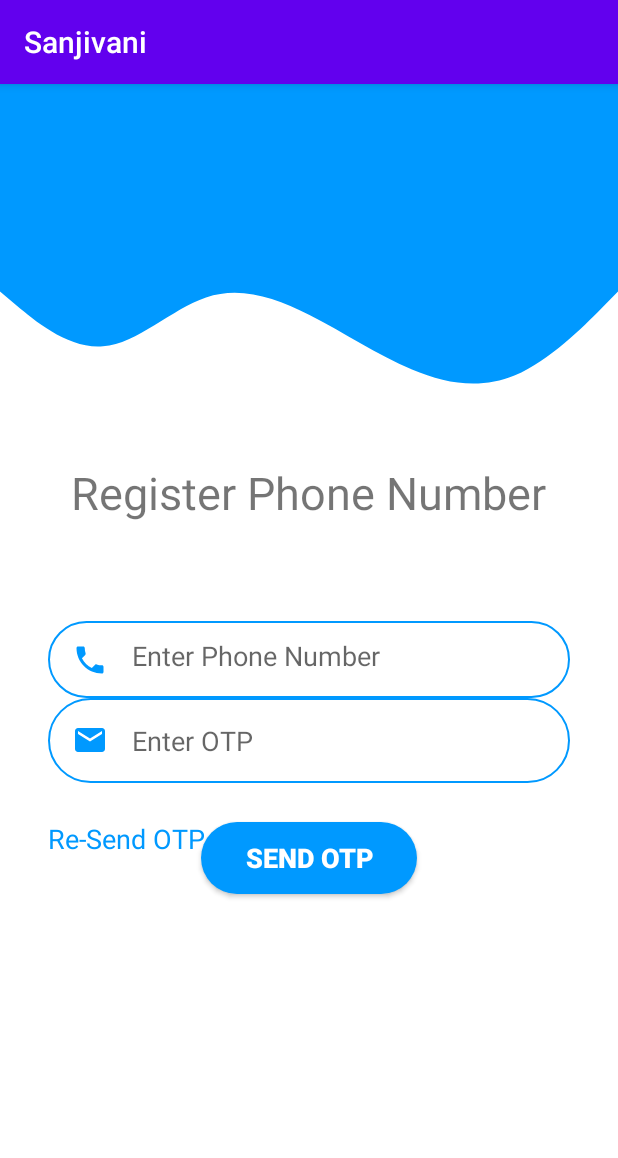
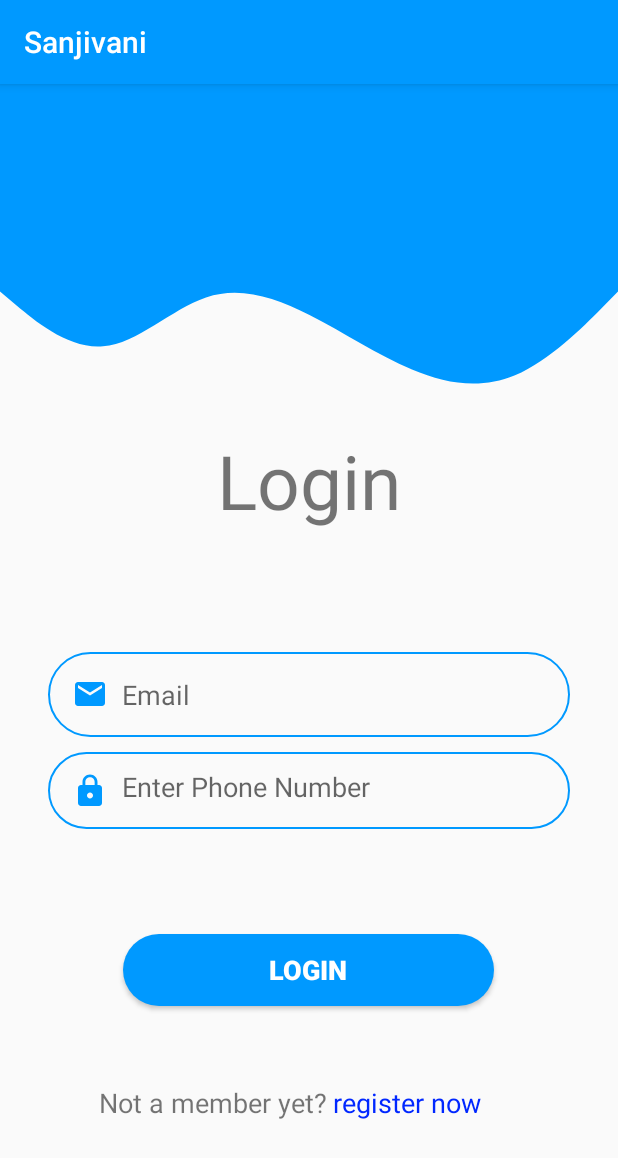
Before and after one commit to harsh47sharma/Sanjivani, an Android app: the screen it shows after launch (SignUpActivity before the commit, LoginPage after it), on a phone screen of 412 x 824 dp. Shown: the top 1158 px of the screen. Run offline under Robolectric (Android 15) with nearby library versions, the light colour scheme and no system bars; Roboto replaces fonts that are not available here.

Commit message:
loginpage added

```diff
--- a/app/src/main/AndroidManifest.xml
+++ b/app/src/main/AndroidManifest.xml
@@ -9,14 +9,19 @@
         android:roundIcon="@mipmap/ic_launcher_round"
         android:supportsRtl="true"
         android:theme="@style/AppTheme">
+        <activity android:name=".LoginPage"></activity>
         <activity
             android:name=".NavigationActivity"
             android:label="@string/title_activity_navigation"
-            android:theme="@style/AppTheme.NoActionBar"></activity>
-        <activity android:name=".SettingsActivity"></activity>
+            android:theme="@style/AppTheme.NoActionBar" />
+        <activity android:name=".SettingsActivity" />
         <activity android:name=".EditProfileActivity" />
-        <activity android:name=".CaptureUserInformation" />
-        <activity android:name=".SignUpActivity" />
+        <activity
+            android:name=".CaptureUserInformation"
+            android:theme="@style/Theme.AppCompat.Light.NoActionBar" />
+        <activity
+            android:name=".SignUpActivity"
+            android:theme="@style/Theme.AppCompat.Light.NoActionBar" />
         <activity
             android:name=".MainActivity"
             android:theme="@style/Theme.AppCompat.Light.NoActionBar">
--- /dev/null
+++ b/app/src/main/java/com/collection/sanjivani/LoginPage.java
@@ -0,0 +1,30 @@
+package com.collection.sanjivani;
+
+import androidx.appcompat.app.AppCompatActivity;
+
+import android.content.Intent;
+import android.os.Bundle;
+import android.view.View;
+import android.widget.TextView;
+
+public class LoginPage extends AppCompatActivity {
+
+    @Override
+    protected void onCreate(Bundle savedInstanceState) {
+        super.onCreate(savedInstanceState);
+        setContentView(R.layout.login_page);
+    }
+
+    public void login(View v){
+        Intent i=new Intent(this,NavigationActivity.class);
+        startActivity(i);
+        finish();
+    }
+
+    public void registerNowText(View v){
+        Intent i=new Intent(this,SignUpActivity.class);
+        startActivity(i);
+        finish();
+    }
+
+}
--- a/app/src/main/java/com/collection/sanjivani/MainActivity.java
+++ b/app/src/main/java/com/collection/sanjivani/MainActivity.java
@@ -16,7 +16,7 @@ public class MainActivity extends AppCompatActivity {
         new Handler().postDelayed(new Runnable() {
             @Override
             public void run() {
-                Intent intent = new Intent(MainActivity.this, SignUpActivity.class);
+                Intent intent = new Intent(MainActivity.this, LoginPage.class);
                 startActivity(intent);
                 finish();
             }
--- /dev/null
+++ b/app/src/main/res/drawable/ic_lock_black_24dp.xml
@@ -0,0 +1,9 @@
+<vector xmlns:android="http://schemas.android.com/apk/res/android"
+        android:width="24dp"
+        android:height="24dp"
+        android:viewportWidth="24.0"
+        android:viewportHeight="24.0">
+    <path
+        android:fillColor="@color/colorAccent"
+        android:pathData="M18,8h-1L17,6c0,-2.76 -2.24,-5 -5,-5S7,3.24 7,6v2L6,8c-1.1,0 -2,0.9 -2,2v10c0,1.1 0.9,2 2,2h12c1.1,0 2,-0.9 2,-2L20,10c0,-1.1 -0.9,-2 -2,-2zM12,17c-1.1,0 -2,-0.9 -2,-2s0.9,-2 2,-2 2,0.9 2,2 -0.9,2 -2,2zM15.1,8L8.9,8L8.9,6c0,-1.71 1.39,-3.1 3.1,-3.1 1.71,0 3.1,1.39 3.1,3.1v2z"/>
+</vector>
--- a/app/src/main/res/drawable/nav_home_icon.xml
+++ /dev/null
@@ -1,9 +0,0 @@
-<vector xmlns:android="http://schemas.android.com/apk/res/android"
-        android:width="24dp"
-        android:height="24dp"
-        android:viewportWidth="24.0"
-        android:viewportHeight="24.0">
-    <path
-        android:fillColor="#FF000000"
-        android:pathData="M10,20v-6h4v6h5v-8h3L12,3 2,12h3v8z"/>
-</vector>
--- /dev/null
+++ b/app/src/main/res/layout/login_page.xml
@@ -0,0 +1,127 @@
+<?xml version="1.0" encoding="utf-8"?>
+<androidx.constraintlayout.widget.ConstraintLayout xmlns:android="http://schemas.android.com/apk/res/android"
+    xmlns:app="http://schemas.android.com/apk/res-auto"
+    xmlns:tools="http://schemas.android.com/tools"
+    android:layout_width="match_parent"
+    android:layout_height="match_parent"
+    tools:context="com.collection.sanjivani.LoginPage">
+
+    <View
+        android:id="@+id/view"
+        android:layout_width="wrap_content"
+        android:layout_height="0dp"
+        android:background="@color/colorAccent"
+        app:layout_constraintEnd_toEndOf="parent"
+        app:layout_constraintHeight_percent="0.15"
+        app:layout_constraintStart_toStartOf="parent"
+        app:layout_constraintTop_toTopOf="parent" />
+
+    <View
+        android:id="@+id/view2"
+        android:layout_width="wrap_content"
+        android:layout_height="0dp"
+        android:background="@drawable/ic_wave"
+        app:layout_constraintEnd_toEndOf="parent"
+        app:layout_constraintHeight_percent="0.15"
+        app:layout_constraintHorizontal_bias="0.0"
+        app:layout_constraintStart_toStartOf="parent"
+        app:layout_constraintTop_toBottomOf="@+id/view" />
+
+    <TextView
+        android:id="@+id/loginTextView"
+        android:layout_width="wrap_content"
+        android:layout_height="wrap_content"
+        android:text="@string/login_screed_heading"
+        android:textSize="50sp"
+        app:layout_constraintBottom_toBottomOf="parent"
+        app:layout_constraintEnd_toEndOf="parent"
+        app:layout_constraintStart_toStartOf="parent"
+        app:layout_constraintTop_toBottomOf="@+id/view2"
+        app:layout_constraintVertical_bias="0.0" />
+
+    <EditText
+        android:id="@+id/emailLoginPage"
+        android:layout_width="match_parent"
+        android:layout_height="wrap_content"
+        android:layout_marginStart="32dp"
+        android:layout_marginEnd="32dp"
+        android:background="@drawable/round_border"
+        android:drawableStart="@drawable/ic_email_black_24dp"
+        android:drawablePadding="9dp"
+        android:ems="10"
+        android:hint="@string/enter_email"
+        android:inputType="textEmailAddress"
+        android:padding="16dp"
+        app:layout_constraintBottom_toBottomOf="parent"
+        app:layout_constraintEnd_toEndOf="parent"
+        app:layout_constraintHorizontal_bias="0.0"
+        app:layout_constraintStart_toStartOf="parent"
+        app:layout_constraintTop_toBottomOf="@+id/loginTextView"
+        app:layout_constraintVertical_bias="0.195" />
+
+    <EditText
+        android:id="@+id/passwordLoginPage"
+        android:layout_width="match_parent"
+        android:layout_height="51dp"
+        android:layout_marginStart="32dp"
+        android:layout_marginTop="10dp"
+        android:layout_marginEnd="32dp"
+        android:background="@drawable/round_border"
+        android:drawableStart="@drawable/ic_lock_black_24dp"
+        android:drawablePadding="9dp"
+        android:ems="10"
+        android:hint="@string/phone_number_hint"
+        android:inputType="phone"
+        android:padding="16dp"
+        app:layout_constraintEnd_toEndOf="parent"
+        app:layout_constraintHorizontal_bias="0.0"
+        app:layout_constraintStart_toStartOf="parent"
+        app:layout_constraintTop_toBottomOf="@+id/emailLoginPage" />
+
+    <Button
+        android:id="@+id/loginButton"
+        android:layout_width="0dp"
+        android:layout_height="wrap_content"
+        android:layout_marginTop="40dp"
+        android:layout_marginBottom="64dp"
+        android:background="@drawable/my_button"
+        android:text="@string/login_button"
+        android:textColor="@android:color/white"
+        android:textSize="18dp"
+        android:textStyle="bold"
+        android:onClick="login"
+        app:layout_constraintBottom_toBottomOf="parent"
+        app:layout_constraintEnd_toEndOf="parent"
+        app:layout_constraintHorizontal_bias="0.497"
+        app:layout_constraintStart_toStartOf="parent"
+        app:layout_constraintTop_toBottomOf="@+id/passwordLoginPage"
+        app:layout_constraintVertical_bias="0.252"
+        app:layout_constraintWidth_percent="0.6" />
+
+    <TextView
+        android:id="@+id/notAMemberTextView"
+        android:layout_width="wrap_content"
+        android:layout_height="wrap_content"
+        android:text="@string/not_a_member_yet"
+        android:textSize="18sp"
+        app:layout_constraintBottom_toBottomOf="parent"
+        app:layout_constraintEnd_toEndOf="parent"
+        app:layout_constraintHorizontal_bias="0.253"
+        app:layout_constraintStart_toStartOf="parent"
+        app:layout_constraintTop_toBottomOf="@+id/loginButton"
+        app:layout_constraintVertical_bias="0.407" />
+
+    <TextView
+        android:id="@+id/registerNowTextView"
+        android:layout_width="wrap_content"
+        android:layout_height="wrap_content"
+        android:layout_marginStart="4dp"
+        android:text="@string/register_now_text_view"
+        android:textColor="#0027FF"
+        android:textSize="18sp"
+        android:onClick="registerNowText"
+        app:layout_constraintStart_toEndOf="@+id/notAMemberTextView"
+        app:layout_constraintTop_toTopOf="@+id/notAMemberTextView" />
+
+
+</androidx.constraintlayout.widget.ConstraintLayout>
--- a/app/src/main/res/values/colors.xml
+++ b/app/src/main/res/values/colors.xml
@@ -1,6 +1,6 @@
 <?xml version="1.0" encoding="utf-8"?>
 <resources>
-    <color name="colorPrimary">#6200EE</color>
+    <color name="colorPrimary">#0099ff</color>
     <color name="colorPrimaryDark">#3700B3</color>
     <color name="colorAccent">#0099ff</color>
 </resources>
--- a/app/src/main/res/values/strings.xml
+++ b/app/src/main/res/values/strings.xml
@@ -1,10 +1,15 @@
 <resources>
     <string name="app_name">Sanjivani</string>
     <string name="splash_screen_heading">Register Phone Number</string>
+    <string name="login_screed_heading">Login</string>
     <string name="phone_number_hint">Enter Phone Number</string>
     <string name="opt_hint">Enter OTP</string>
     <string name="send_otp_button">Send OTP</string>
     <string name="register_button">register</string>
+    <string name="enter_email">Email</string>
+    <string name="login_button">login</string>
+    <string name="not_a_member_yet">Not a member yet?</string>
+    <string name="register_now_text_view">register now</string>
     <string name="splash_image_content_description">splash screen image</string>
     <string name="google_sign_up_text">Google Sign Up Page</string>
     <string name="sign_out_button">Sign Out</string>
```
